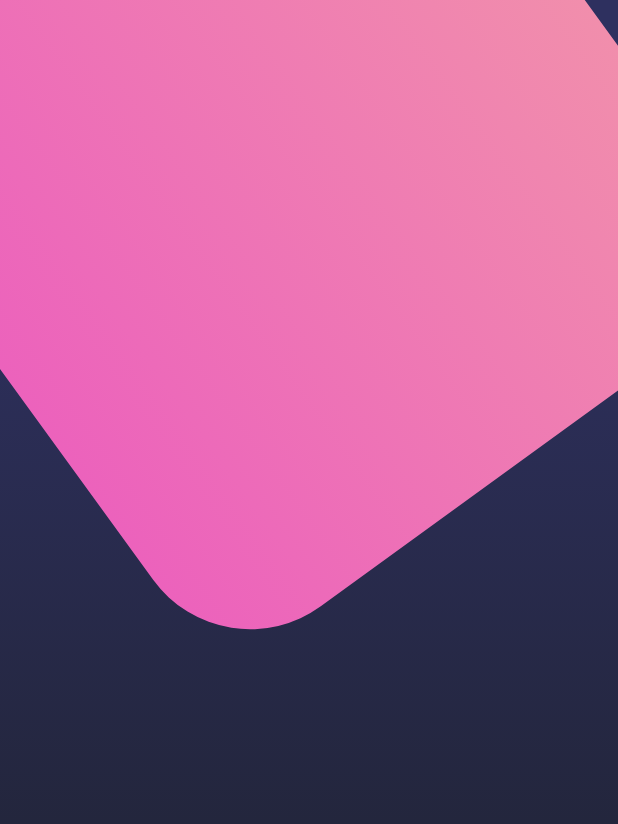
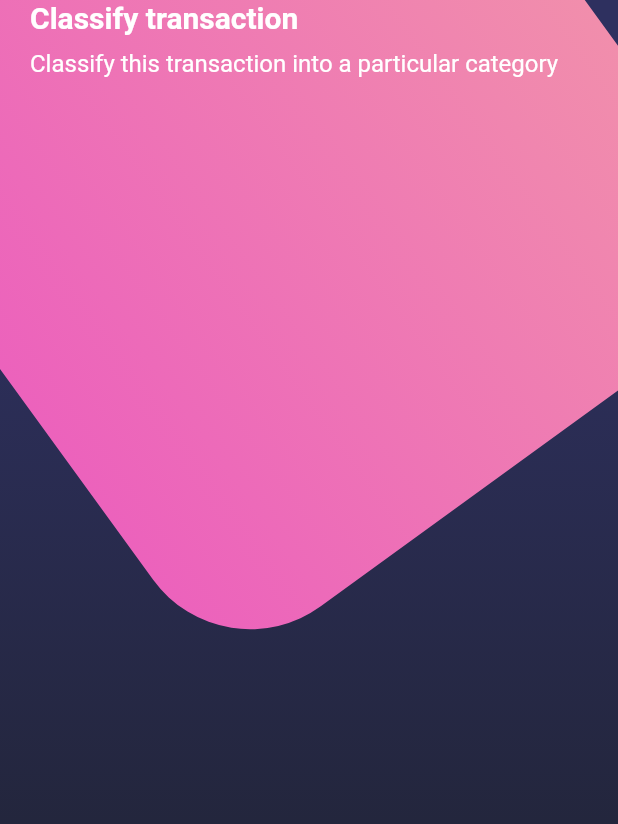
Before and after one commit to RichardWhiteG2/disenos, a Flutter app: the screen it shows after launch, on a phone screen of 412 x 824 dp. Shown: the top 824 px of the screen. Run offline on Flutter 3.47's test engine with Material 2 defaults, Android fonts, the phone set to English and light mode, and no system bars.

Commit message:
Diseño Statusbar y titulos

```diff
--- a/disenos/lib/main.dart
+++ b/disenos/lib/main.dart
@@ -2,6 +2,7 @@ import 'package:disenos/screens/basic_design.dart';
 import 'package:disenos/screens/home_screen.dart';
 import 'package:disenos/screens/scroll_design.dart';
 import 'package:flutter/material.dart';
+import 'package:flutter/services.dart';
 
 void main() => runApp(const MyApp());
 
@@ -10,6 +11,9 @@ class MyApp extends StatelessWidget {
 
   @override
   Widget build(BuildContext context) {
+
+    //Cambiar de dark/light el status bar
+    SystemChrome.setSystemUIOverlayStyle(SystemUiOverlayStyle.light);
     return MaterialApp(
       debugShowCheckedModeBanner: false,
       title: 'Material App',
--- a/disenos/lib/screens/home_screen.dart
+++ b/disenos/lib/screens/home_screen.dart
@@ -1,4 +1,5 @@
 import 'package:disenos/widgets/background.dart';
+import 'package:disenos/widgets/page_title.dart';
 import 'package:flutter/material.dart';
 
 class HomeScreen extends StatelessWidget {
@@ -10,6 +11,8 @@ class HomeScreen extends StatelessWidget {
         children: [
           //Background
           Background(),
+          // Home Body
+          _HomeBody()
         ],
 
 
@@ -18,3 +21,24 @@ class HomeScreen extends StatelessWidget {
     );
   }
 }
+
+
+class _HomeBody extends StatelessWidget {
+
+
+  @override
+  Widget build(BuildContext context) {
+    return SingleChildScrollView(
+      child: Column(
+        children: [
+
+          // Titulos
+          PageTitle(),
+
+          // Card Table
+          // CardTable(),
+        ],
+      ),
+    );
+  }
+}
--- /dev/null
+++ b/disenos/lib/widgets/page_title.dart
@@ -0,0 +1,23 @@
+import 'package:flutter/material.dart';
+
+class PageTitle extends StatelessWidget {
+
+
+  @override
+  Widget build(BuildContext context) {
+    return SafeArea(
+      bottom: false,
+      child: Container(
+        margin: EdgeInsets.symmetric( horizontal: 20 ),
+        child: Column(
+          crossAxisAlignment: CrossAxisAlignment.start,
+          children: [
+            Text('Classify transaction', style: TextStyle( fontSize: 20, fontWeight: FontWeight.bold, color: Colors.white )),
+            SizedBox( height: 10 ),
+            Text('Classify this transaction into a particular category', style: TextStyle( fontSize: 16, color: Colors.white )),
+          ],
+        ),
+      ),
+    );
+  }
+}
```
